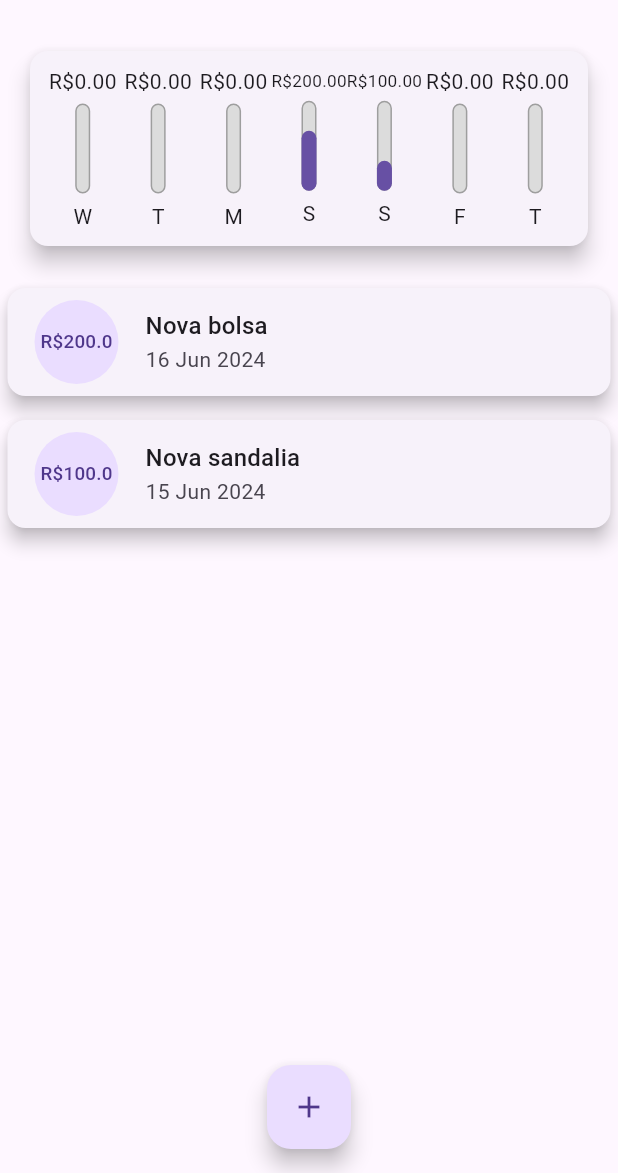
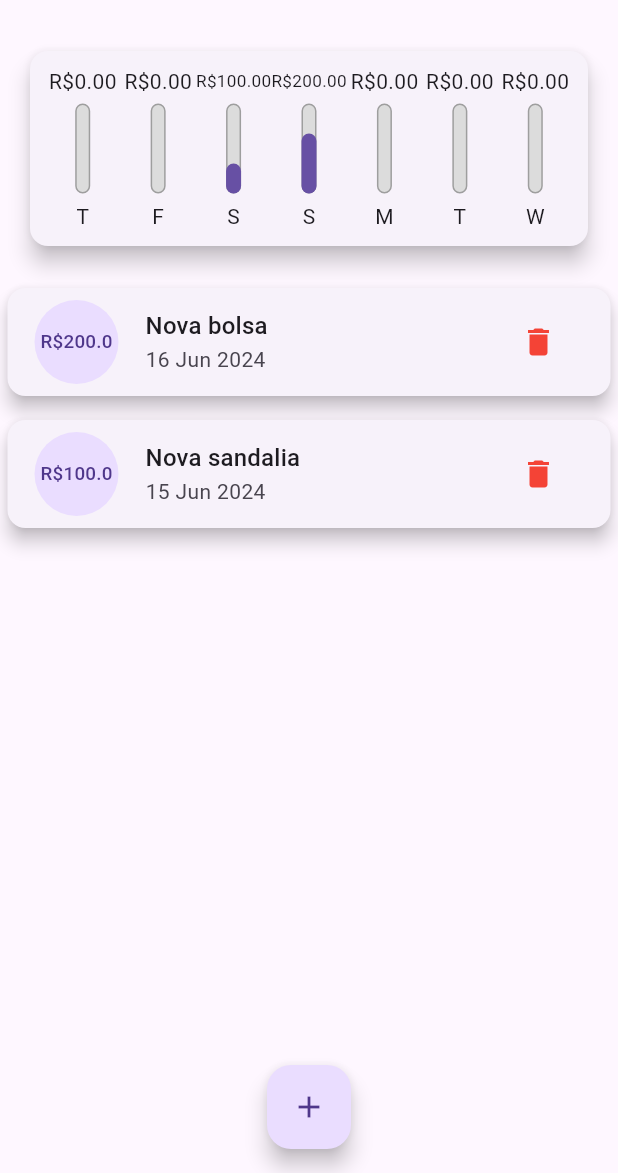
Before and after one commit to Beaads/Expenses, a Flutter app: the screen it shows after launch, on a phone screen of 412 x 824 dp, the part 63-1236 px from its top. Run offline on Flutter 3.47's test engine with Material 3 defaults, Android fonts, the phone set to English and light mode, and no system bars.

```diff
--- a/lib/components/chart.dart
+++ b/lib/components/chart.dart
@@ -1,6 +1,5 @@
 import 'package:expenses/components/chart_bar.dart';
 import 'package:expenses/models/transaction.dart';
-import 'package:flutter/cupertino.dart';
 import 'package:flutter/material.dart';
 import 'package:intl/intl.dart';
 
@@ -33,7 +32,7 @@ class Chart extends StatelessWidget {
        'day': DateFormat.E().format(weekDay)[0],
       'value': totalSum,
      };
-    });
+    }).reversed.toList();
   }
 
   double get _weekTotalValue {
@@ -58,7 +57,7 @@ class Chart extends StatelessWidget {
             child: ChartBar(
                 label: tr['day'].toString(),
                 value: tr['value'] as double,
-                percentage: (tr['value'] as double) / _weekTotalValue),
+                percentage: _weekTotalValue == 0 ? 0 : (tr['value'] as double) / _weekTotalValue),
           );
       }).toList(),
       ),
--- a/lib/components/chart_bar.dart
+++ b/lib/components/chart_bar.dart
@@ -15,8 +15,11 @@ class ChartBar extends StatelessWidget {
   Widget build(BuildContext context) {
     return Column(
       children: [
-        FittedBox(
-            child: Text('R\$${value.toStringAsFixed(2)}')),
+        Container(
+          height: 20,
+          child: FittedBox(
+              child: Text('R\$${value.toStringAsFixed(2)}')),
+        ),
         const SizedBox(height: 5),
         SizedBox(
           height: 60,
--- a/lib/components/transaction_list.dart
+++ b/lib/components/transaction_list.dart
@@ -6,13 +6,15 @@ import '../models/transaction.dart';
 class TransactionList extends StatelessWidget {
 
   final List<Transaction> transactions;
+  final void Function(String) onRemove;
 
-  const TransactionList(this.transactions, {super.key});
+
+  const TransactionList(this.transactions, this.onRemove, {super.key});
 
   @override
   Widget build(BuildContext context) {
     return  SizedBox(
-      height: 300,
+      height: 430,
       child: ListView.builder(
         itemCount: transactions.length,
         itemBuilder: (ctx, index) {
@@ -39,6 +41,11 @@ class TransactionList extends StatelessWidget {
               subtitle: Text(
                 DateFormat('d MMM y').format(tr.date),
               ),
+              trailing: IconButton(
+                icon: const Icon(Icons.delete),
+                color: Colors.red,
+                onPressed: () => onRemove(tr.id),
+              ),
             ),
           );
         }
```
Also changed, not shown: lib/components/transaction_form.dart (+51 -12 lines), lib/main.dart (+13 -4 lines).
